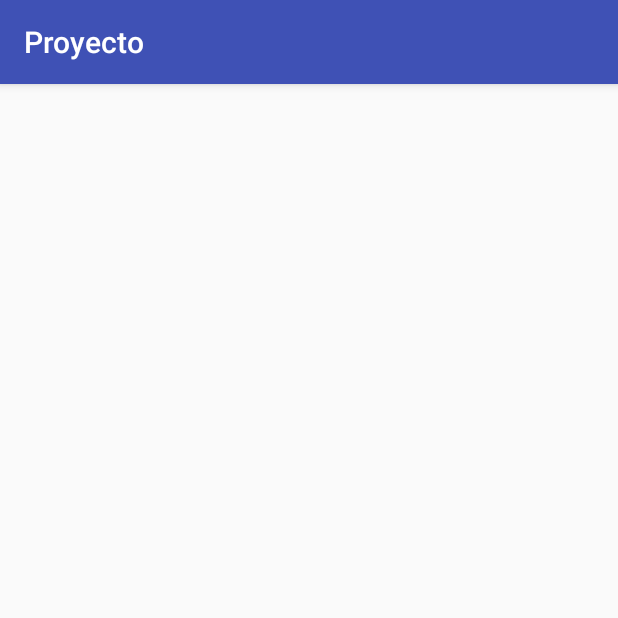
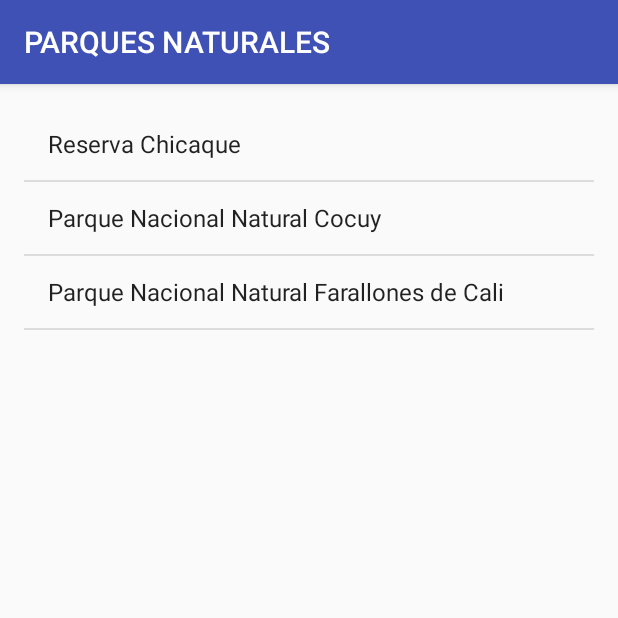
Before and after one commit to PatriciaPinilla/Proyecto, an Android app: the screen it shows after launch (MainActivity), on a phone screen of 412 x 824 dp, the top half of it. Run offline under Robolectric (Android 15) with nearby library versions, the phone set to English and light mode, and no system bars; 2 statements that could not run were skipped.

Commit message:
Segundo Intento

```diff
--- a/app/src/main/java/com/example/winchester/proyecto/MainActivity.java
+++ b/app/src/main/java/com/example/winchester/proyecto/MainActivity.java
@@ -1,7 +1,13 @@
 package com.example.winchester.proyecto;
 
+import android.os.Bundle;
 import android.support.v7.app.AppCompatActivity;
-import android.os.Bundle;
+import android.view.Menu;
+import android.view.MenuItem;
+import android.view.View;
+import android.widget.AdapterView;
+import android.widget.ListView;
+import android.widget.Toast;
 
 public class MainActivity extends AppCompatActivity {
 
@@ -9,5 +15,35 @@ public class MainActivity extends AppCompatActivity {
     protected void onCreate(Bundle savedInstanceState) {
         super.onCreate(savedInstanceState);
         setContentView(R.layout.activity_main);
+
+        registrarEventos();
+    }
+    private void registrarEventos (){
+        ListView parques = (ListView) findViewById(R.id.NombreParque);
+
+        parques.setOnItemClickListener(new AdapterView.OnItemClickListener() {
+            @Override
+            public void onItemClick(AdapterView<?> adapterView, View view, int i, long l) {
+
+                String itemSeleccionado = adapterView.getItemAtPosition(i).toString();
+
+                Toast.makeText(getApplicationContext(), "Haz hecho click en " + itemSeleccionado, Toast.LENGTH_SHORT).show();
+            }
+        });
+    }
+
+    @Override
+    public boolean onCreateOptionsMenu(Menu menu) {
+        getMenuInflater().inflate(R.menu.activity_main, menu);
+        return true;
+    }
+
+    @Override
+    public boolean onOptionsItemSelected(MenuItem item){
+        int id = item.getItemId();
+        if (id == R.id.NombreParque){
+            return true;
+        }
+        return super.onOptionsItemSelected(item);
     }
 }
--- a/app/src/main/res/layout/activity_main.xml
+++ b/app/src/main/res/layout/activity_main.xml
@@ -9,13 +9,9 @@
     android:paddingTop="@dimen/activity_vertical_margin"
     tools:context="com.example.winchester.proyecto.MainActivity">
 
-    <ExpandableListView
-        android:layout_width="wrap_content"
-        android:layout_height="wrap_content"
-        android:id="@+id/listaparque"
-        android:layout_alignParentTop="true"
-        android:layout_alignParentLeft="true"
-        android:layout_alignParentStart="true"
-        android:visibility="visible"
-        tools:listitem="@android:layout/simple_list_item_1" />
+    <ListView
+        android:layout_width="match_parent"
+        android:layout_height="match_parent"
+        android:entries="@array/parques"
+        android:fastScrollEnabled="false" />
 </RelativeLayout>
--- a/app/src/main/res/values/strings.xml
+++ b/app/src/main/res/values/strings.xml
@@ -1,8 +1,8 @@
 <resources>
-    <string name="app_name">Proyecto</string>
+    <string name="app_name">PARQUES NATURALES</string>
 <string-array name="parques">
     <item> Reserva Chicaque</item>
-    <item> Parque Nacinal Natural Cocuy</item>
+    <item> Parque Nacional Natural Cocuy</item>
     <item> Parque Nacional Natural Farallones de Cali</item>
     </string-array>
 </resources>
```
